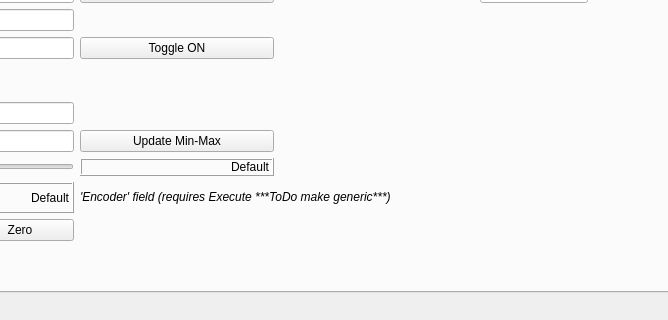
The window that execute-gui-1/mainwindow.ui (JFDuval/FlexSEA) describes before a commit, drawn with Qt 5; both pictures show x 256 to 924 and y 448 to 768 of the 1024 by 768 pixel window.
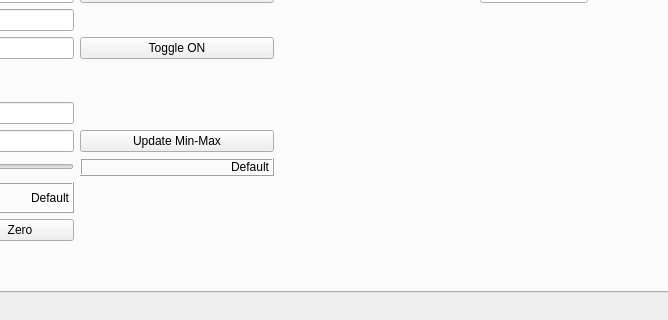
The same window after the commit. Custom widgets are drawn as their Qt base class.

Commit message: GUI: fixed the stream encoder in ctrl bug

What changed in the file:
```diff
--- a/execute-gui-1/mainwindow.ui
+++ b/execute-gui-1/mainwindow.ui
@@ -3975,13 +3975,6 @@
          </property>
         </widget>
        </item>
-       <item row="21" column="2" colspan="3">
-        <widget class="QLabel" name="textLabel_Gains_3">
-         <property name="text">
-          <string>&lt;html&gt;&lt;head/&gt;&lt;body&gt;&lt;p&gt;&lt;span style=&quot; font-style:italic;&quot;&gt;'Encoder' field (requires Execute ***ToDo make generic***)&lt;/span&gt;&lt;/p&gt;&lt;/body&gt;&lt;/html&gt;</string>
-         </property>
-        </widget>
-       </item>
        <item row="22" column="1">
         <widget class="QPushButton" name="ctrl_encoder_zero">
          <property name="text">
```
The commit also changes 4 other files.
